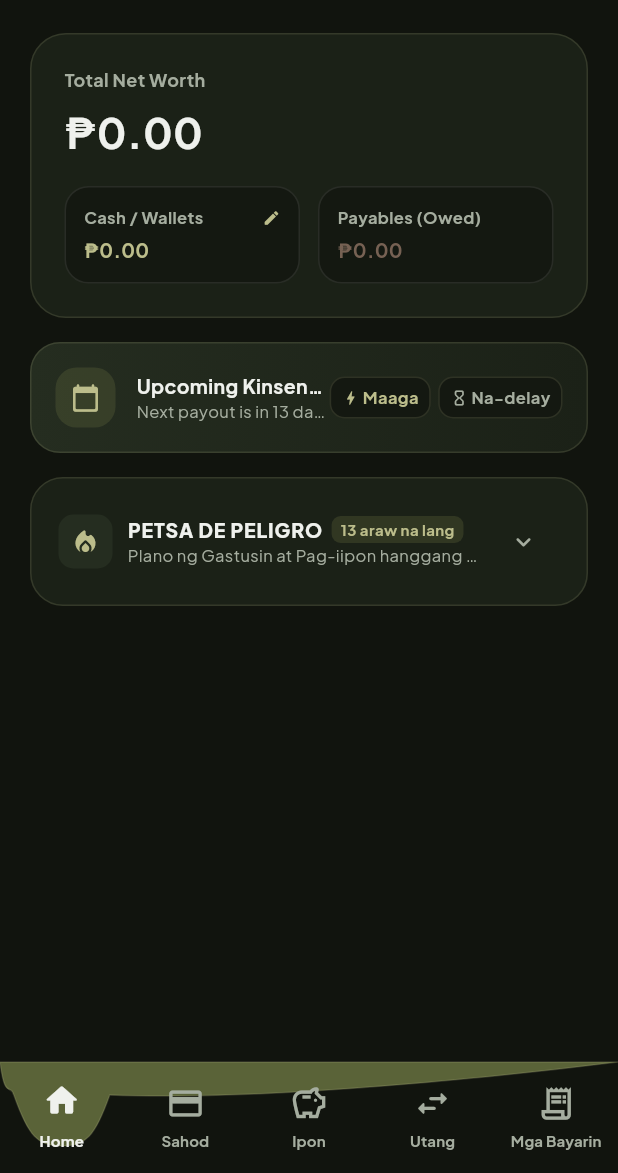
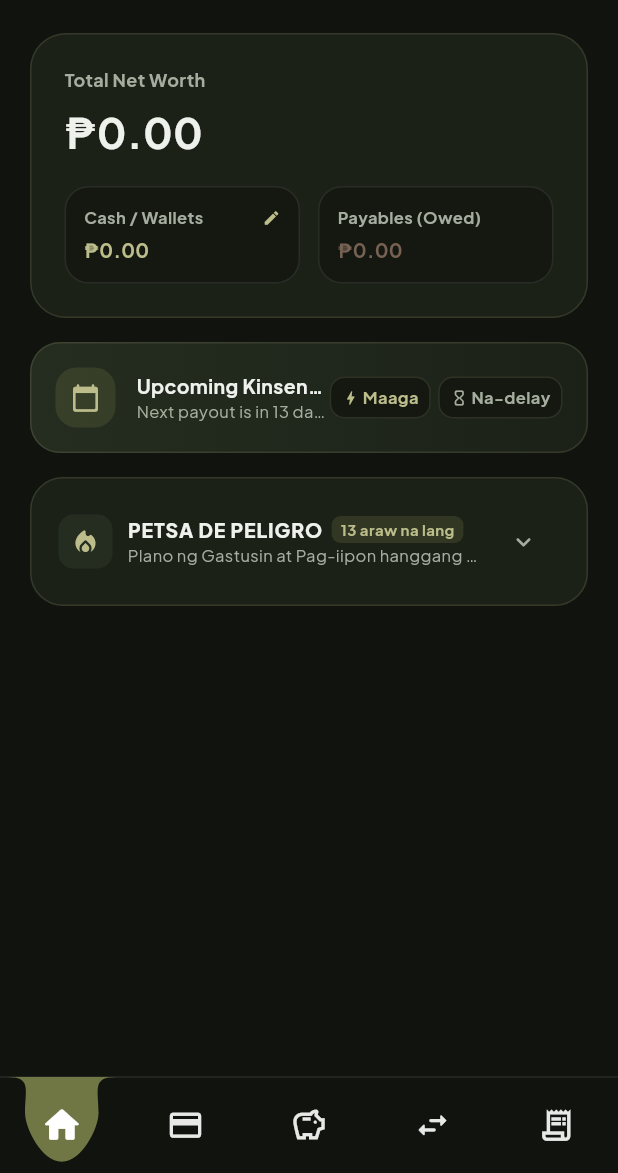
Before and after one commit to nategallana/Kinsenas, a Flutter app: the screen it shows after launch, after a tap on "Oo, Natanggap Na!", after a tap on the "keyboard arrow up" icon, on a phone screen of 412 x 824 dp, the part 63-1236 px from its top. Run offline on Flutter 3.47's test engine with Material 3 defaults, Android fonts, the phone set to English and light mode, and no system bars; our stand-ins replace google_fonts, pdf, printing, shared_preferences, sqflite; accounts and stored records are empty.

Commit message:
feat: redesign navigation bar with sleek teardrop scoop and minimalist icon layout

```diff
--- a/lib/widgets/abstract_wave_nav_bar.dart
+++ b/lib/widgets/abstract_wave_nav_bar.dart
@@ -1,11 +1,12 @@
 import 'package:flutter/material.dart';
 import '../theme/app_colors.dart';
 
-/// A custom bottom navigation bar that renders:
-/// 1. An organic, abstract olive green wave across the top layer.
-/// 2. A smooth circular scoop / bubble that animates and centers behind the active tab.
-/// 3. Inactive tabs showing outline-only icons and muted text.
-/// 4. Active tab showing a filled, solid white icon inside the scoop with bold text.
+/// A sleek, minimalist bottom navigation bar that renders:
+/// 1. A clean, flat dark base background with zero full-width waves.
+/// 2. An organic olive green teardrop / bell-curve scoop that dips down from the top edge
+///    and neatly hugs only the currently active navigation item.
+/// 3. Minimalist pure white outline icons for inactive tabs.
+/// 4. Solid filled white icon perfectly centered inside the olive scoop for the active tab.
 class AbstractWaveNavBar extends StatefulWidget {
   final int selectedIndex;
   final ValueChanged<int> onItemSelected;
@@ -21,48 +22,39 @@ class AbstractWaveNavBar extends StatefulWidget {
 }
 
 class _AbstractWaveNavBarState extends State<AbstractWaveNavBar> {
-  // =========================================================================
-  // NAVIGATION ITEMS CONFIGURATION
-  // To change icon colors, outlines, or labels, edit this list:
-  // =========================================================================
+  // Navigation tabs configuration matching Kinsenas layout
   final List<_NavItemData> _items = const [
     _NavItemData(
       label: 'Home',
       outlineIcon: Icons.home_outlined,
       activeIcon: Icons.home_rounded,
-      activeColor: AppColors.whiteSmoke, // White icon when active
     ),
     _NavItemData(
       label: 'Sahod',
       outlineIcon: Icons.credit_card_outlined,
       activeIcon: Icons.credit_card,
-      activeColor: AppColors.whiteSmoke, // White icon when active (changed from blue)
     ),
     _NavItemData(
       label: 'Ipon',
       outlineIcon: Icons.savings_outlined,
       activeIcon: Icons.savings_rounded,
-      activeColor: AppColors.whiteSmoke, // White icon when active (piggy bank)
     ),
     _NavItemData(
       label: 'Utang',
       outlineIcon: Icons.swap_horiz_rounded,
-      activeIcon: Icons.swap_horizontal_circle,
-      activeColor: AppColors.whiteSmoke, // White icon when active
+      activeIcon: Icons.swap_horiz_rounded,
     ),
     _NavItemData(
       label: 'Mga Bayarin',
       outlineIcon: Icons.receipt_long_outlined,
       activeIcon: Icons.receipt_long_rounded,
-      activeColor: AppColors.whiteSmoke, // White icon when active
     ),
   ];
 
   @override
   Widget build(BuildContext context) {
-    // Accommodate safe area on mobile devices (e.g. gesture home bars)
     final bottomPadding = MediaQuery.of(context).padding.bottom;
-    const double barHeight = 74.0;
+    const double barHeight = 64.0;
 
     return Container(
       color: AppColors.background,
@@ -71,35 +63,28 @@ class _AbstractWaveNavBarState extends State<AbstractWaveNavBar> {
         builder: (context, constraints) {
           final totalWidth = constraints.maxWidth;
           final tabWidth = totalWidth / _items.length;
-
-          // Calculate the horizontal center position (X) for the active tab's scoop
           final targetX = (widget.selectedIndex + 0.5) * tabWidth;
 
-          // Smoothly animate the scoop position when switching between tabs
           return TweenAnimationBuilder<double>(
-            tween: Tween<double>(begin: targetX, end: targetX),
-            duration: const Duration(milliseconds: 320),
+            tween: Tween<double>(end: targetX),
+            duration: const Duration(milliseconds: 280),
             curve: Curves.easeOutCubic,
             builder: (context, currentX, child) {
               return Stack(
                 clipBehavior: Clip.none,
                 children: [
-                  // ---------------------------------------------------------
-                  // LAYER 1: Abstract Wave Background Painter
-                  // ---------------------------------------------------------
+                  // LAYER 1: Dark background + Olive Teardrop Scoop Painter
                   Positioned.fill(
                     child: CustomPaint(
-                      painter: _AbstractWavePainter(
+                      painter: _TeardropScoopPainter(
                         activeX: currentX,
-                        totalWidth: totalWidth,
-                        totalHeight: barHeight + bottomPadding,
+                        tabWidth: tabWidth,
+                        barHeight: barHeight,
                       ),
                     ),
                   ),
 
-                  // ---------------------------------------------------------
-                  // LAYER 2: Clickable Navigation Icons & Labels
-                  // ---------------------------------------------------------
+                  // LAYER 2: Navigation Icons centered vertically in the bar
                   Positioned(
                     top: 0,
                     left: 0,
@@ -111,46 +96,25 @@ class _AbstractWaveNavBarState extends State<AbstractWaveNavBar> {
                         final isActive = index == widget.selectedIndex;
 
                         return Expanded(
+                          child: Tooltip(
+                            message: item.label,
+                            waitDuration: const Duration(milliseconds: 600),
                             child: GestureDetector(
                               behavior: HitTestBehavior.opaque,
                               onTap: () => widget.onItemSelected(index),
-                            child: SizedBox(
-                              height: barHeight,
-                              child: Column(
-                                mainAxisAlignment: MainAxisAlignment.center,
-                                children: [
-                                  // Animated icon with subtle lift on active
-                                  AnimatedContainer(
+                              child: Center(
+                                child: AnimatedScale(
                                   duration: const Duration(milliseconds: 200),
-                                    curve: Curves.easeOut,
-                                    transform: Matrix4.translationValues(
-                                      0,
-                                      isActive ? -2 : 0,
-                                      0,
-                                    ),
+                                  scale: isActive ? 1.08 : 1.0,
+                                  curve: Curves.easeOutBack,
                                   child: Icon(
-                                      // Outline icon when inactive, filled when active
                                     isActive ? item.activeIcon : item.outlineIcon,
-                                      size: 26,
-                                      // Active color (White) vs Muted Secondary text color
-                                      color: isActive ? item.activeColor : AppColors.textSecondary,
+                                    size: isActive ? 27.0 : 25.0,
+                                    color: isActive
+                                        ? Colors.white
+                                        : Colors.white.withValues(alpha: 0.90),
                                   ),
                                 ),
-                                  const SizedBox(height: 5),
-                                  // Text label underneath each icon
-                                  Text(
-                                    item.label,
-                                    maxLines: 1,
-                                    overflow: TextOverflow.ellipsis,
-                                    textAlign: TextAlign.center,
-                                    style: TextStyle(
-                                      color: isActive ? AppColors.whiteSmoke : AppColors.textSecondary,
-                                      fontSize: 10,
-                                      fontWeight: FontWeight.bold,
-                                      letterSpacing: 0.1,
-                                    ),
-                                  ),
-                                ],
                               ),
                             ),
                           ),
@@ -168,121 +132,105 @@ class _AbstractWaveNavBarState extends State<AbstractWaveNavBar> {
   }
 }
 
-/// Data class holding icon and label attributes for each navigation tab.
 class _NavItemData {
   final String label;
   final IconData outlineIcon;
   final IconData activeIcon;
-  final Color activeColor;
 
   const _NavItemData({
     required this.label,
     required this.outlineIcon,
     required this.activeIcon,
-    required this.activeColor,
   });
 }
 
-/// Custom painter that draws the organic, abstract wave and the scoop bubble.
-class _AbstractWavePainter extends CustomPainter {
+/// Custom painter that draws:
+/// 1. Solid dark bar base (#11140E)
+/// 2. Subtle top border line along the flat edge
+/// 3. S-curve olive teardrop scoop (#717744) dipping from the top edge around the active tab
+class _TeardropScoopPainter extends CustomPainter {
   final double activeX;
-  final double totalWidth;
-  final double totalHeight;
+  final double tabWidth;
+  final double barHeight;
 
-  _AbstractWavePainter({
+  _TeardropScoopPainter({
     required this.activeX,
-    required this.totalWidth,
-    required this.totalHeight,
+    required this.tabWidth,
+    required this.barHeight,
   });
 
   @override
   void paint(Canvas canvas, Size size) {
-    // Olive wave color matching user's palette (#5A6338)
-    final olivePaint = Paint()
-      ..color = const Color(0xFF5A6338)
-      ..style = PaintingStyle.fill;
-
-    // Dark base background color (#11140E)
+    // 1. Dark base background
     final darkBasePaint = Paint()
       ..color = AppColors.background
       ..style = PaintingStyle.fill;
-
-    // 1. Fill entire rectangular navbar base with dark background
     canvas.drawRect(Rect.fromLTWH(0, 0, size.width, size.height), darkBasePaint);
 
-    // 2. Draw the upper abstract wave path with a circular scoop dipping down
+    // 2. Subtle top edge line for crisp demarcation
+    final topBorderPaint = Paint()
+      ..color = const Color(0x18FFFFFF)
+      ..strokeWidth = 1.0
+      ..style = PaintingStyle.stroke;
+    canvas.drawLine(const Offset(0, 0), Offset(size.width, 0), topBorderPaint);
+
+    // 3. Olive scoop matching user's design (#717744)
+    final olivePaint = Paint()
+      ..color = AppColors.dustyOlive
+      ..style = PaintingStyle.fill;
+
+    // Proportions calibrated to match the reference design:
+    // Top flare width extends symmetrically around active tab center
+    final double topSpread = (tabWidth * 0.44).clamp(32.0, 42.0);
+    const double bulbRadius = 24.5;
+    final double iconY = barHeight / 2.0;
+    final double bottomY = (iconY + bulbRadius).clamp(0.0, barHeight - 4.0);
+    final double neckY = iconY - 8.0;
+
     final path = Path();
+    // Start at top edge left flare
+    path.moveTo(activeX - topSpread, 0);
 
-    // Start at top-left corner (0, 0)
-    path.moveTo(0, 0);
-
-    const double scoopRadius = 32.0;
-    final double scoopStartX = (activeX - scoopRadius).clamp(0.0, size.width);
-    final double scoopEndX = (activeX + scoopRadius).clamp(0.0, size.width);
-    const double scoopMidY = 56.0;
-    const double waveBaseY = 22.0;
-
-    // Left abstract connecting line:
-    // Fluid cubic bezier curves connecting (0, 0) to the active scoop
-    if (scoopStartX > 0) {
-      final double cp1X = scoopStartX * 0.35;
-      const double cp1Y = 26.0;
-      final double cp2X = scoopStartX * 0.78;
-      const double cp2Y = 14.0;
-      path.cubicTo(cp1X, cp1Y, cp2X, cp2Y, scoopStartX, waveBaseY);
-    }
-
-    // Circular scoop dipping down to embrace the active icon
+    // Left flare curve down into bulb waist:
+    // Starts horizontal at top edge, curves inward and transitions smoothly vertical at neck
     path.cubicTo(
-      activeX - 22.0, scoopMidY - 6.0,
-      activeX - 16.0, scoopMidY,
-      activeX, scoopMidY,
-    );
-    path.cubicTo(
-      activeX + 16.0, scoopMidY,
-      activeX + 22.0, scoopMidY - 6.0,
-      scoopEndX, waveBaseY,
+      activeX - topSpread * 0.55, 0,
+      activeX - bulbRadius, neckY * 0.35,
+      activeX - bulbRadius, neckY,
     );
 
-    // Right abstract connecting line:
-    // Fluid cubic bezier curves connecting the scoop to (size.width, 0)
-    final double rightRemaining = size.width - scoopEndX;
-    if (rightRemaining > 0) {
-      final double cp3X = scoopEndX + rightRemaining * 0.28;
-      const double cp3Y = 26.0;
-      final double cp4X = scoopEndX + rightRemaining * 0.72;
-      const double cp4Y = 12.0;
-      path.cubicTo(cp3X, cp3Y, cp4X, cp4Y, size.width, 0.0);
-    } else {
-      path.lineTo(size.width, 0.0);
-    }
+    // Left bulb curve down to bottom apex:
+    // Continues vertically from neck, rounds out around the icon, and flattens at bottom apex
+    path.cubicTo(
+      activeX - bulbRadius, neckY + 10.0,
+      activeX - bulbRadius * 0.55, bottomY,
+      activeX, bottomY,
+    );
 
-    // Close path back along the top
-    path.lineTo(size.width, 0);
+    // Right bulb curve up from bottom apex to waist:
+    path.cubicTo(
+      activeX + bulbRadius * 0.55, bottomY,
+      activeX + bulbRadius, neckY + 10.0,
+      activeX + bulbRadius, neckY,
+    );
+
+    // Right flare curve up to top edge:
+    path.cubicTo(
+      activeX + bulbRadius, neckY * 0.35,
+      activeX + topSpread * 0.55, 0,
+      activeX + topSpread, 0,
+    );
+
+    // Close straight across top edge
     path.close();
 
-    // Fill the olive wave
     canvas.drawPath(path, olivePaint);
-
-    // 3. Draw circular bubble pad behind the active icon
-    final circleCenter = Offset(activeX, 28);
-    final circlePaint = Paint()
-      ..color = const Color(0xFF5A6338)
-      ..style = PaintingStyle.fill;
-    canvas.drawCircle(circleCenter, 27, circlePaint);
-
-    // 4. Subtle dry sage accent stroke along wave edge for tactile depth
-    final outlinePaint = Paint()
-      ..color = const Color(0x35BCBD8B)
-      ..style = PaintingStyle.stroke
-      ..strokeWidth = 1.0;
-    canvas.drawPath(path, outlinePaint);
   }
 
   @override
-  bool shouldRepaint(covariant _AbstractWavePainter oldDelegate) {
+  bool shouldRepaint(covariant _TeardropScoopPainter oldDelegate) {
     return oldDelegate.activeX != activeX ||
-        oldDelegate.totalWidth != totalWidth ||
-        oldDelegate.totalHeight != totalHeight;
+        oldDelegate.tabWidth != tabWidth ||
+        oldDelegate.barHeight != barHeight;
   }
 }
```
Lines whose indentation alone changed are shown as unchanged.
